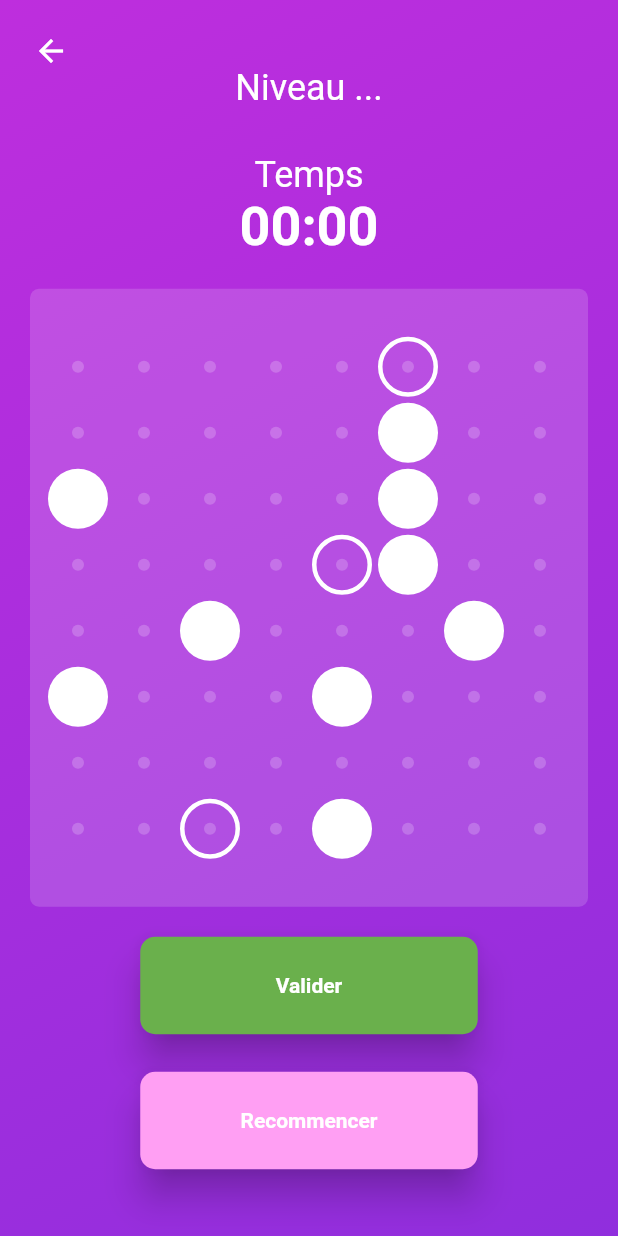
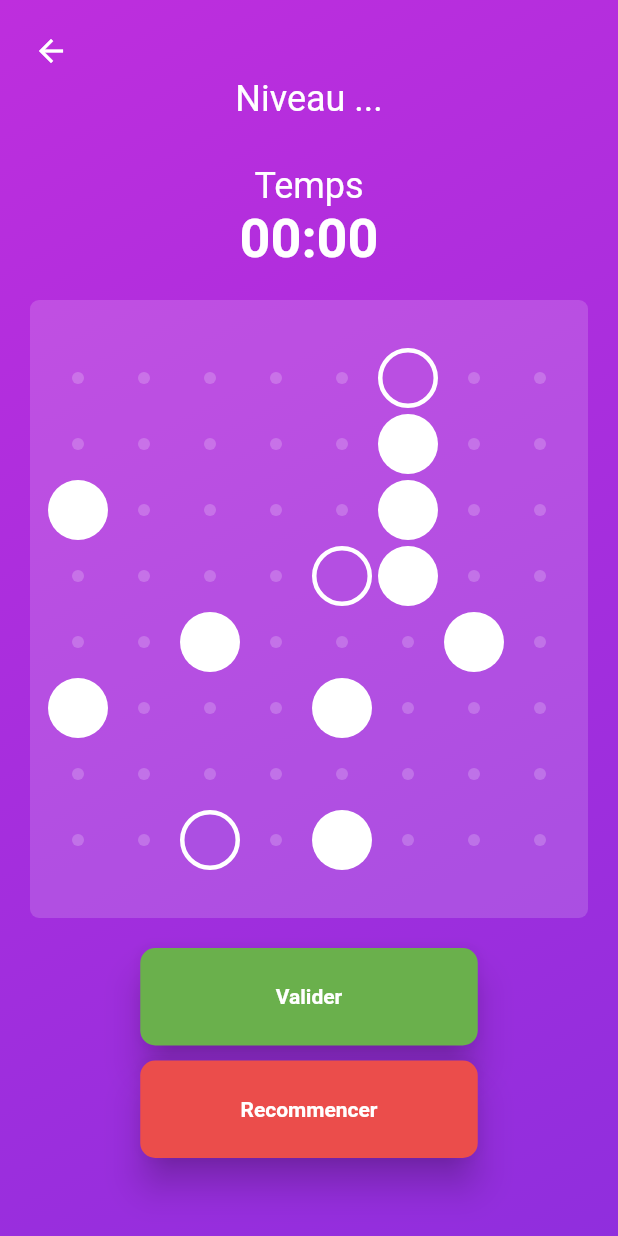
Before and after one commit to rob1juan/masyu_game, a Flutter app: the GamePage screen opened directly, on a phone screen of 412 x 824 dp. Run offline on Flutter 3.47's test engine with Material 2 defaults, Android fonts, the phone set to English and light mode, and no system bars; our stand-ins replace fluttertoast; missing offline and left inert: clipboard.

Commit message:
Ui bug fix

```diff
--- a/lib/pages/game_page.dart
+++ b/lib/pages/game_page.dart
@@ -82,7 +82,7 @@ class _GamePageState extends State<GamePage> {
             child: Text("Valider"),
             style: SuccessButton,
           ),
-          SizedBox(height: 25),
+          SizedBox(height: 10),
           ElevatedButton(
             onPressed: () {
               Navigator.push(
@@ -91,7 +91,7 @@ class _GamePageState extends State<GamePage> {
               );
             },
             child: Text("Recommencer"),
-            style: SecondaryButton,
+            style: DangerButton,
           ),
         ],
       ))
--- a/lib/widgets/game.dart
+++ b/lib/widgets/game.dart
@@ -102,11 +102,15 @@ class _GameBoardState extends State<GameBoard> {
           child: Center(
             key: _centerKey,
             child: SizedBox(
-              width: constraints.maxWidth,
-              height: constraints.maxWidth,
+              height: gridSize * taille,
               child: Stack(
                 children: [
+                  CustomPaint(
+                    size: Size(constraints.maxWidth, constraints.maxWidth),
+                    painter: LinePainter(lines: lines, gridSize: gridSize),
+                  ),
                   GridView.builder(
+                    padding: EdgeInsets.zero,
                     itemCount: taille * taille,
                     gridDelegate: SliverGridDelegateWithFixedCrossAxisCount(
                       crossAxisCount: taille,
@@ -119,9 +123,19 @@ class _GameBoardState extends State<GameBoard> {
                         onTap: () {
                           // Implémentez la logique pour gérer les actions de l'utilisateur ici
                         },
-                        child: Container(
                         child: Stack(
                           children: [
+                            Center(
+                              child: Container(
+                                width: 8, // ajustez la taille du point ici
+                                height: 8, // ajustez la taille du point ici
+                                decoration: BoxDecoration(
+                                  shape: BoxShape.circle,
+                                  color: Colors.white
+                                      .withOpacity(0.2), // réglez l'opacité ici
+                                ),
+                              ),
+                            ),
                             Center(
                               child: currentCase.cerclePlein
                                   ? CircleAvatar(
@@ -135,8 +149,8 @@ class _GameBoardState extends State<GameBoard> {
                                               40, // ajustez la taille du cercle ici
                                           decoration: BoxDecoration(
                                             shape: BoxShape.circle,
-                                              color: const Color.fromARGB(
-                                                  0, 255, 255, 255),
+                                            color: Color.fromARGB(
+                                                255, 186 - y * 2, 79, 226),
                                             border: Border.all(
                                                 color: const Color.fromARGB(
                                                     255, 255, 255, 255),
@@ -145,26 +159,10 @@ class _GameBoardState extends State<GameBoard> {
                                         )
                                       : null,
                             ),
-                              Center(
-                                child: Container(
-                                  width: 8, // ajustez la taille du point ici
-                                  height: 8, // ajustez la taille du point ici
-                                  decoration: BoxDecoration(
-                                    shape: BoxShape.circle,
-                                    color: Colors.white.withOpacity(
-                                        0.2), // réglez l'opacité ici
-                                  ),
-                                ),
-                              ),
                           ],
-                          ),
                         ),
                       );
                     },
-                  ),
-                  CustomPaint(
-                    size: Size(constraints.maxWidth, constraints.maxWidth),
-                    painter: LinePainter(lines: lines, gridSize: gridSize),
                   ),
                 ],
               ),
```
Lines whose indentation alone changed are shown as unchanged.
